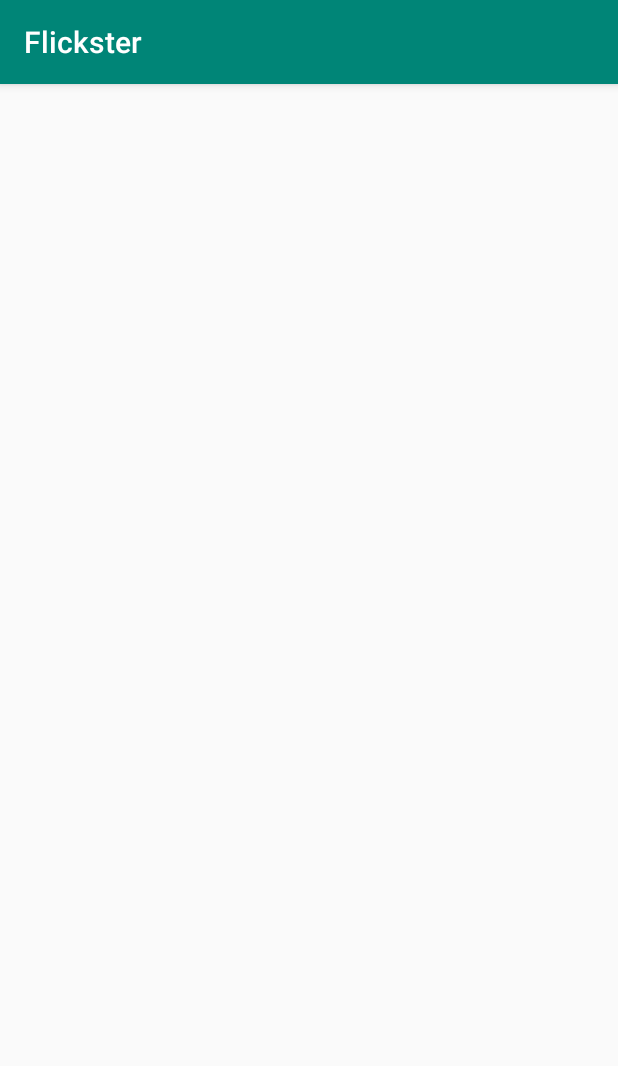
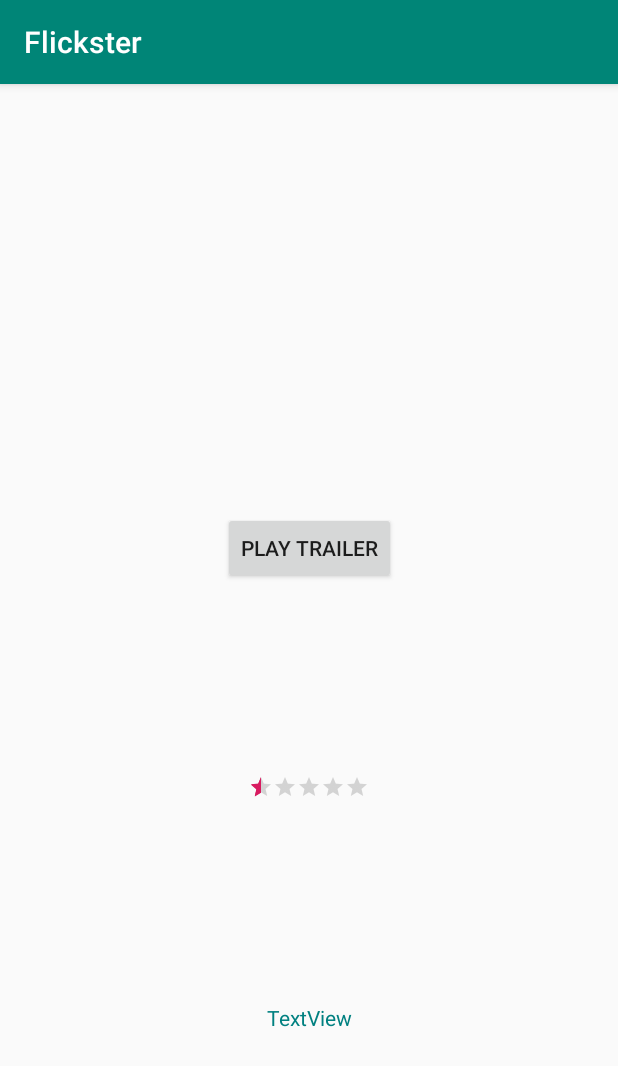
Before and after one commit to ruth-ann/Flickster, an Android app: the MovieDetailsActivity screen opened directly, with no data from a screen before it, on a phone screen of 412 x 824 dp. Shown: the top 1066 px of the screen. Run offline under Robolectric (Android 15) with nearby library versions, the phone set to English and light mode, and no system bars.

Commit message:
Trailer playing and Gradle Updates

```diff
--- a/app/src/main/res/layout/activity_movie_details.xml
+++ b/app/src/main/res/layout/activity_movie_details.xml
@@ -6,4 +6,83 @@
     android:layout_height="match_parent"
     tools:context=".MovieDetailsActivity">
 
+    <TextView
+        android:id="@+id/tvTitle"
+        android:layout_width="0dp"
+        android:layout_height="wrap_content"
+        android:layout_marginStart="8dp"
+        android:layout_marginLeft="8dp"
+        android:layout_marginTop="8dp"
+        android:layout_marginEnd="8dp"
+        android:layout_marginRight="8dp"
+        android:layout_marginBottom="8dp"
+        android:fontFamily="Arial"
+        android:textColor="#006400"
+        android:textStyle="bold"
+        android:gravity="center"
+        android:textAppearance="@style/TextAppearance.AppCompat.Large"
+        app:layout_constraintBottom_toTopOf="@+id/playButton"
+        app:layout_constraintEnd_toEndOf="parent"
+        app:layout_constraintHorizontal_bias="0.5"
+        app:layout_constraintStart_toStartOf="parent"
+        app:layout_constraintTop_toTopOf="parent" />
+
+    <RatingBar
+        android:id="@+id/rbVoteAverage"
+        style="@style/Widget.AppCompat.RatingBar.Small"
+        android:layout_width="wrap_content"
+        android:layout_height="wrap_content"
+        android:layout_marginStart="8dp"
+        android:layout_marginLeft="8dp"
+        android:layout_marginEnd="8dp"
+        android:layout_marginRight="8dp"
+        android:layout_marginBottom="8dp"
+        android:gravity="center"
+        android:numStars="5"
+        android:rating="0.5"
+        app:layout_constraintBottom_toTopOf="@+id/tvOverview"
+        app:layout_constraintEnd_toEndOf="parent"
+        app:layout_constraintHorizontal_bias="0.5"
+        app:layout_constraintStart_toStartOf="parent"
+        app:layout_constraintTop_toBottomOf="@+id/playButton" />
+
+    <TextView
+        android:id="@+id/tvOverview"
+        android:layout_width="0dp"
+        android:layout_height="wrap_content"
+        android:layout_marginStart="8dp"
+        android:layout_marginLeft="8dp"
+        android:layout_marginEnd="8dp"
+        android:layout_marginRight="8dp"
+        android:layout_marginBottom="8dp"
+        android:paddingLeft="8dp"
+        android:paddingTop="8dp"
+        android:paddingRight="8dp"
+        android:paddingBottom="8dp"
+        android:gravity="center"
+        android:textColor="#008080"
+        android:text="TextView"
+        app:layout_constraintBottom_toBottomOf="parent"
+        app:layout_constraintEnd_toEndOf="parent"
+        app:layout_constraintHorizontal_bias="0.5"
+        app:layout_constraintStart_toStartOf="parent"
+        app:layout_constraintTop_toBottomOf="@+id/rbVoteAverage" />
+
+    <Button
+        android:id="@+id/playButton"
+        android:layout_width="wrap_content"
+        android:layout_height="48dp"
+        android:layout_marginStart="8dp"
+        android:layout_marginLeft="8dp"
+        android:layout_marginEnd="8dp"
+        android:layout_marginRight="8dp"
+        android:layout_marginBottom="8dp"
+        android:gravity="center"
+        android:text="Play Trailer"
+        android:onClick="playVideo"
+        app:layout_constraintBottom_toTopOf="@+id/rbVoteAverage"
+        app:layout_constraintEnd_toEndOf="parent"
+        app:layout_constraintStart_toStartOf="parent"
+        app:layout_constraintTop_toBottomOf="@+id/tvTitle" />
+
 </android.support.constraint.ConstraintLayout>
```
